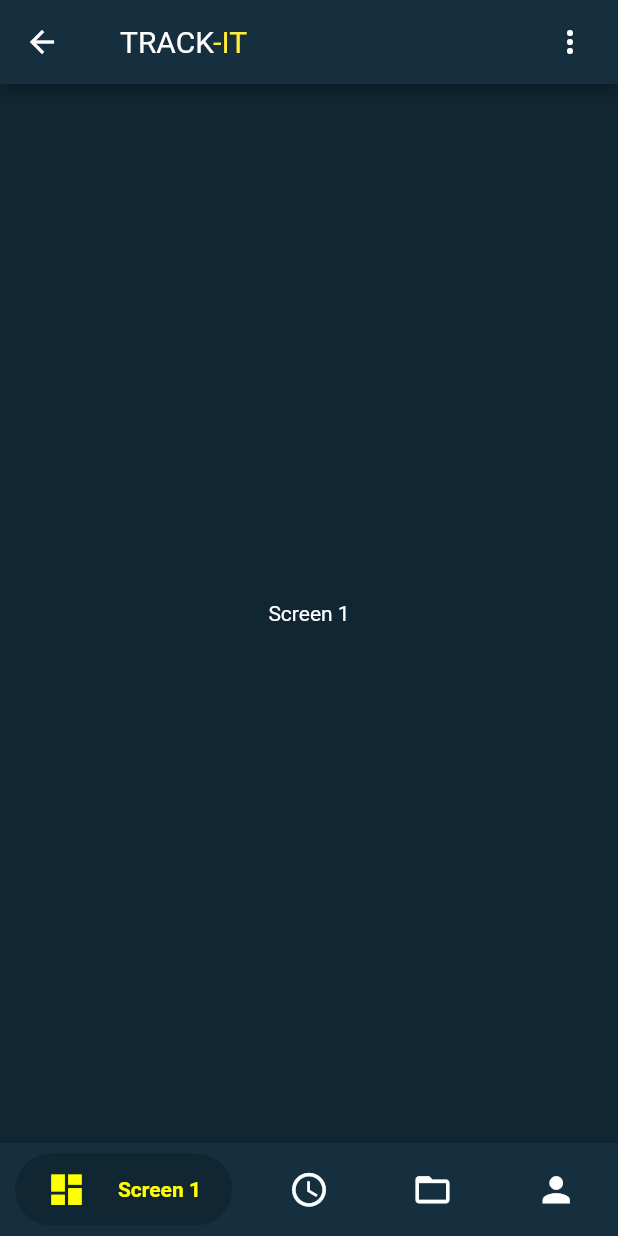
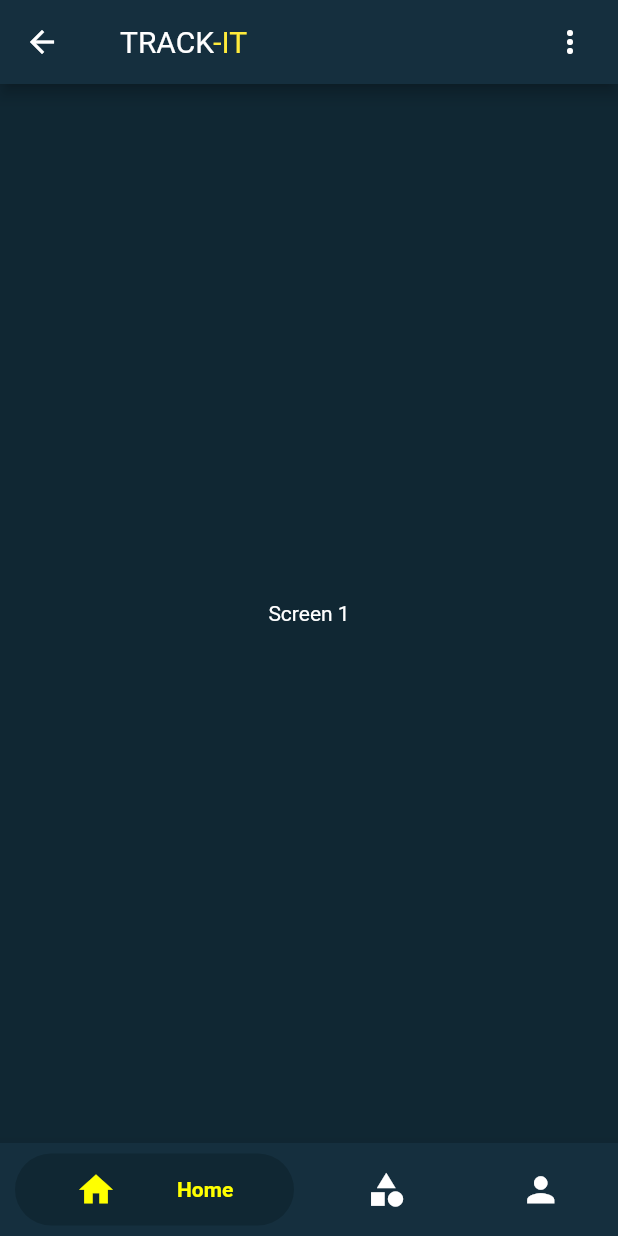
Before and after one commit to colab-rsa/trackit, a Flutter app: the HomePage screen opened by its route, on a phone screen of 412 x 824 dp. Run offline on Flutter 3.47's test engine with Material 2 defaults, Android fonts, the phone set to English and light mode, and no system bars; drawn by our look-alikes of bubble_bottom_bar; Roboto replaces fonts that are missing (Muli-Black).

Commit message:
code refactor

```diff
--- a/lib/main.dart
+++ b/lib/main.dart
@@ -1,9 +1,9 @@
 import 'package:flutter/cupertino.dart';
 import 'package:flutter/material.dart';
-import 'package:trackit/auth/login/login.dart';
-import 'package:trackit/core/home-page/home-page.dart';
+import 'package:trackit/screens/auth/login/login.dart';
+import 'package:trackit/screens/auth/registration/registration.dart';
+import 'package:trackit/screens/core/home-page/home-page.dart';
 
-import 'auth/registration/registration.dart';
 
 void main() {
   runApp(MyApp());
--- a/lib/auth/login/login.dart
+++ b/lib/screens/auth/login/login.dart
@@ -1,6 +1,6 @@
 import 'package:flutter/cupertino.dart';
 import 'package:flutter/material.dart';
-import 'package:trackit/core/home-page/home-page.dart';
+import 'package:trackit/screens/core/home-page/home-page.dart';
 
 class Login extends StatefulWidget {
   @override
--- a/lib/auth/registration/registration.dart
+++ b/lib/screens/auth/registration/registration.dart
@@ -1,6 +1,6 @@
 import 'package:flutter/cupertino.dart';
 import 'package:flutter/material.dart';
-import 'package:trackit/core/home-page/home-page.dart';
+import 'package:trackit/screens/core/home-page/home-page.dart';
 
 class Registration extends StatefulWidget {
   @override
--- a/lib/core/home-page/home-page.dart
+++ b/lib/screens/core/home-page/home-page.dart
@@ -1,7 +1,7 @@
 import 'package:bubble_bottom_bar/bubble_bottom_bar.dart';
 import 'package:flutter/cupertino.dart';
 import 'package:flutter/material.dart';
-import 'package:trackit/account/account.dart';
+import 'package:trackit/screens/account/account.dart';
 
 class HomePage extends StatefulWidget {
   @override
@@ -14,7 +14,6 @@ class _HomePageState extends State<HomePage> {
   List<Widget> _widgets = [
     screen1(),
     screen2(),
-    screen3(),
     AccountPage(),
   ];
 
@@ -93,24 +92,16 @@ class _HomePageState extends State<HomePage> {
         items: <BubbleBottomBarItem>[
           BubbleBottomBarItem(
               backgroundColor: Color.fromRGBO(16, 39, 51, 1.0),
-              icon: Icon(Icons.dashboard, color: Colors.white,),
-              activeIcon: Icon(Icons.dashboard, color: Colors.yellowAccent,),
-              title: Text("Screen 1", style: TextStyle(color: Colors.yellowAccent)
+              icon: Icon(Icons.home, color: Colors.white,),
+              activeIcon: Icon(Icons.home, color: Colors.yellowAccent,),
+              title: Text("Home", style: TextStyle(color: Colors.yellowAccent)
               )
           ),
           BubbleBottomBarItem(
               backgroundColor: Color.fromRGBO(16, 39, 51, 1.0),
-              icon: Icon(Icons.access_time, color: Colors.white,),
-              activeIcon: Icon(Icons.access_time, color: Colors.yellowAccent,),
-              title: Text("Screen 2", style: TextStyle(color: Colors.yellowAccent)
-              )
-          ),
-          BubbleBottomBarItem(
-              backgroundColor: Color.fromRGBO(16, 39, 51, 1.0),
-              icon: Icon(Icons.folder_open, color: Colors.white,),
-              activeIcon: Icon(Icons.folder_open, color: Colors.yellowAccent,),
-              title: Text(
-                  "Screen 3", style: TextStyle(color: Colors.yellowAccent)
+              icon: Icon(Icons.category, color: Colors.white,),
+              activeIcon: Icon(Icons.category, color: Colors.yellowAccent,),
+              title: Text("Boards", style: TextStyle(color: Colors.yellowAccent)
               )
           ),
           BubbleBottomBarItem(
@@ -141,14 +132,6 @@ screen2() {
     ),
   );
 }
-screen3() {
-  return Center(
-    child:  Text(
-      'Screen 3',
-      style: TextStyle(color: Colors.white),
-    ),
-  );
-}
 screen4() {
   return Center(
     child:  Text(
```
Also changed, not shown: lib/screens/account/account.dart (renamed from lib/account/account.dart).
